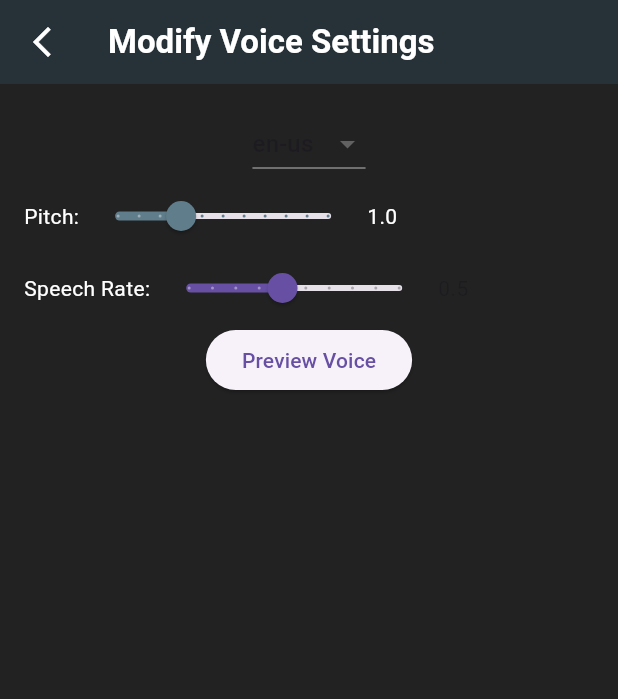
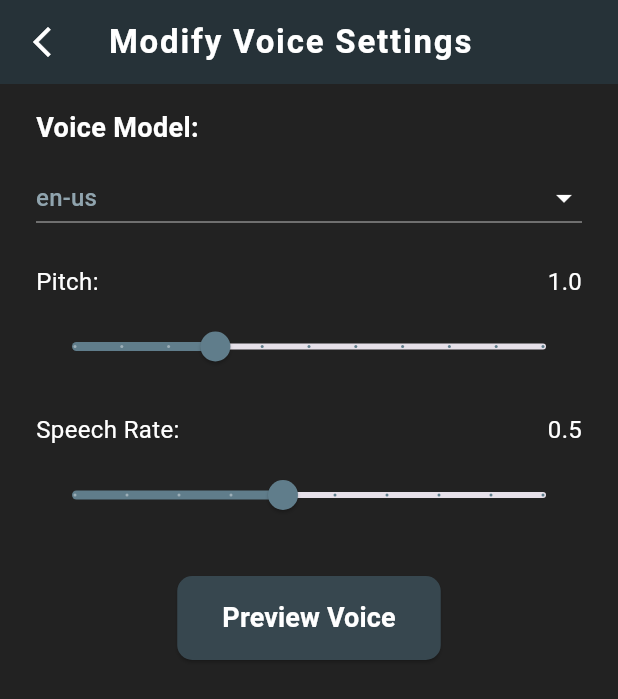
Before and after one commit to kunal-gangani/Vocal-Lens-Voice-Assist-Application, a Flutter app: the VoiceModificationPage screen opened directly, after a tap on "Preview Voice", on a phone screen of 412 x 824 dp. Shown: the top 699 px of the screen. Run offline on Flutter 3.47's test engine with Material 3 defaults, Android fonts, the phone set to English and light mode, and no system bars; our stand-ins replace cloud_firestore, easy_localization, firebase_auth, firebase_core, firebase_storage, flutter_screenutil and 15 more; missing offline and left inert: flexify, flutter_glow; accounts and stored records are empty; network calls fail; project files that could hold a hidden picture were left out.

Commit message:
01-02-2025 11:29

```diff
--- a/lib/Controllers/voice_to_text.dart
+++ b/lib/Controllers/voice_to_text.dart
@@ -3,6 +3,7 @@ import 'package:flexify/flexify.dart';
 import 'package:flutter/material.dart';
 import 'package:flutter/services.dart';
 import 'package:flutter_tts/flutter_tts.dart';
+import 'package:fluttertoast/fluttertoast.dart';
 import 'package:get_storage/get_storage.dart';
 import 'package:permission_handler/permission_handler.dart';
 import 'package:share_plus/share_plus.dart';
@@ -56,6 +57,11 @@ class VoiceToTextController extends ChangeNotifier {
 
   // Constructor
   VoiceToTextController() {
+    Future<void> getAvailableVoices() async {
+      List<dynamic> voices = await flutterTts.getVoices;
+      log("Available Voices: $voices");
+    }
+
     speechToText = stt.SpeechToText();
     initializeTts();
 
@@ -86,21 +92,33 @@ class VoiceToTextController extends ChangeNotifier {
 
       if (result.isGranted) {
         log('Microphone permission granted!');
+        Fluttertoast.showToast(msg: 'Microphone permission granted!');
       } else if (result.isPermanentlyDenied) {
         log('Microphone permission permanently denied. Please enable it in settings.');
+        Fluttertoast.showToast(
+            msg: 'Permission permanently denied. Enable it in settings.');
         openAppSettings();
       } else {
         log('Microphone permission denied.');
+        Fluttertoast.showToast(msg: 'Microphone permission denied.');
       }
     } else if (status.isGranted) {
       log('Microphone permission already granted.');
+      Fluttertoast.showToast(msg: 'Microphone permission already granted.');
     }
   }
 
   // Setters for voice settings
-  void setVoice(String newVoice) {
+  void setVoice(String newVoice) async {
+    List<dynamic> availableVoices = await flutterTts.getVoices;
+
+    if (availableVoices.contains(newVoice)) {
       voice = newVoice;
-    flutterTts.setLanguage(voice);
+      await flutterTts.setVoice({"name": newVoice, "locale": "en-US"});
+      log("Voice set to: $newVoice");
+    } else {
+      log("Voice model not found: $newVoice");
+    }
     notifyListeners();
   }
 
@@ -183,7 +201,9 @@ class VoiceToTextController extends ChangeNotifier {
 
   // Start listening using speech-to-text
   Future<void> startListening() async {
-    await requestMicrophonePermission();
+    PermissionStatus status = await Permission.microphone.request();
+
+    if (status.isGranted) {
       bool available = await speechToText.initialize(
         onError: (error) => log('SpeechToText Error: $error'),
         onStatus: (status) => log('SpeechToText Status: $status'),
@@ -191,6 +211,8 @@ class VoiceToTextController extends ChangeNotifier {
 
       if (available) {
         isListening = true;
+        notifyListeners();
+
         speechToText.listen(
           onResult: (result) {
             text = result.recognizedWords;
@@ -203,6 +225,10 @@ class VoiceToTextController extends ChangeNotifier {
         log('Speech recognition unavailable');
         notifyListeners();
       }
+    } else {
+      log('Microphone permission denied. Cannot start listening.');
+      Fluttertoast.showToast(msg: 'Microphone permission denied.');
+    }
   }
 
   // Stop listening
@@ -210,6 +236,22 @@ class VoiceToTextController extends ChangeNotifier {
     isListening = false;
     speechToText.stop();
     notifyListeners();
+  }
+
+  Future<void> previewVoice() async {
+    String previewText = "Hello! This is how your selected voice sounds.";
+    isSpeaking = true;
+    isPaused = false;
+    notifyListeners();
+
+    try {
+      await flutterTts.speak(previewText);
+    } catch (e) {
+      log("Error during TTS preview: $e");
+    } finally {
+      isSpeaking = false;
+      notifyListeners();
+    }
   }
 
   // Text-to-Speech: Speak a response or prompt
--- a/lib/Views/VoiceModificationPage/voice_modification_page.dart
+++ b/lib/Views/VoiceModificationPage/voice_modification_page.dart
@@ -1,5 +1,6 @@
 import 'package:flexify/flexify.dart';
 import 'package:flutter/material.dart';
+import 'package:flutter_screenutil/flutter_screenutil.dart';
 import 'package:provider/provider.dart';
 import 'package:vocal_lens/Controllers/voice_to_text.dart';
 
@@ -33,13 +34,27 @@ class VoiceModificationPage extends StatelessWidget {
           style: TextStyle(
             fontWeight: FontWeight.bold,
             fontSize: 22,
+            letterSpacing: 1.2,
           ),
         ),
       ),
       body: Padding(
-        padding: const EdgeInsets.all(16.0),
+        padding: const EdgeInsets.symmetric(horizontal: 24.0, vertical: 16.0),
+        child: SingleChildScrollView(
           child: Column(
+            crossAxisAlignment: CrossAxisAlignment.start,
             children: [
+              Text(
+                "Voice Model:",
+                style: TextStyle(
+                  color: Colors.white,
+                  fontSize: 18.sp,
+                  fontWeight: FontWeight.bold,
+                ),
+              ),
+              SizedBox(
+                height: 10.h,
+              ),
               DropdownButton<String>(
                 value: voiceController.voice,
                 onChanged: (newValue) {
@@ -47,21 +62,44 @@ class VoiceModificationPage extends StatelessWidget {
                     voiceController.setVoice(newValue);
                   }
                 },
-              items: voiceModels.map<DropdownMenuItem<String>>((String model) {
+                items:
+                    voiceModels.map<DropdownMenuItem<String>>((String model) {
                   return DropdownMenuItem<String>(
                     value: model,
-                  child: Text(model),
+                    child: Text(
+                      model,
+                      style: TextStyle(color: Colors.blueGrey.shade300),
+                    ),
                   );
                 }).toList(),
+                isExpanded: true,
+                iconEnabledColor: Colors.white,
+                dropdownColor: Colors.black87,
               ),
-
+              SizedBox(
+                height: 20.h,
+              ),
               Row(
                 children: [
-                const Text(
+                  Text(
                     "Pitch:",
                     style: TextStyle(
                       color: Colors.white,
+                      fontSize: 16.sp,
                     ),
+                  ),
+                  const Spacer(),
+                  Text(
+                    voiceController.pitch.toStringAsFixed(1),
+                    style: TextStyle(
+                      color: Colors.white,
+                      fontSize: 16.sp,
+                    ),
+                  ),
+                ],
+              ),
+              SizedBox(
+                height: 8.h,
               ),
               Slider(
                 activeColor: Colors.blueGrey,
@@ -73,46 +111,71 @@ class VoiceModificationPage extends StatelessWidget {
                   voiceController.setPitch(value);
                 },
               ),
+              SizedBox(
+                height: 20.h,
+              ),
+              Row(
+                children: [
                   Text(
-                  voiceController.pitch.toStringAsFixed(1),
-                  style: const TextStyle(
+                    "Speech Rate:",
+                    style: TextStyle(
                       color: Colors.white,
+                      fontSize: 16.sp,
+                    ),
+                  ),
+                  const Spacer(),
+                  Text(
+                    voiceController.speechRate.toStringAsFixed(1),
+                    style: TextStyle(
+                      color: Colors.white,
+                      fontSize: 16.sp,
                     ),
                   ),
                 ],
               ),
-            // Speech Rate Slider
-            Row(
-              children: [
-                const Text(
-                  "Speech Rate:",
-                  style: TextStyle(
-                    color: Colors.white,
-                  ),
+              SizedBox(
+                height: 8.h,
               ),
               Slider(
+                activeColor: Colors.blueGrey,
                 value: voiceController.speechRate,
                 min: 0.1,
                 max: 1.0,
                 divisions: 9,
                 onChanged: (value) {
-                    voiceController.setSpeechRate(
-                        value); // Update speech rate in the controller
+                  voiceController.setSpeechRate(value);
                 },
               ),
-                Text(voiceController.speechRate.toStringAsFixed(1)),
+              SizedBox(
+                height: 30.h,
+              ),
+              Center(
+                child: ElevatedButton(
+                  onPressed: () {
+                    voiceController.previewVoice();
+                  },
+                  style: ElevatedButton.styleFrom(
+                    backgroundColor: Colors.blueGrey.shade800,
+                    padding: const EdgeInsets.symmetric(
+                      horizontal: 30,
+                      vertical: 15,
+                    ),
+                    shape: RoundedRectangleBorder(
+                      borderRadius: BorderRadius.circular(10),
+                    ),
+                  ),
+                  child: Text(
+                    "Preview Voice",
+                    style: TextStyle(
+                      fontSize: 18.sp,
+                      color: Colors.white,
+                      fontWeight: FontWeight.bold,
+                    ),
+                  ),
+                ),
+              ),
             ],
           ),
-
-            // Button to preview the selected settings
-            ElevatedButton(
-              onPressed: () {
-                // Preview the voice based on the settings
-                voiceController.readOrPromptResponse();
-              },
-              child: const Text("Preview Voice"),
-            ),
-          ],
         ),
       ),
     );
```
Also changed, not shown: lib/Views/HomePage/Widgets/drawer.dart (+17 -1 lines), lib/Views/HomePage/home_page.dart (+7 -0 lines). Lines whose indentation alone changed are shown as unchanged.
